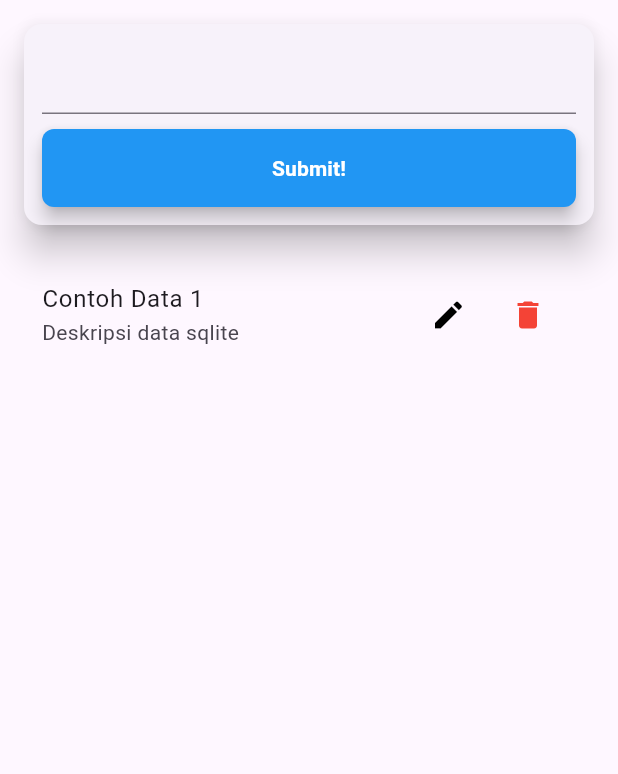
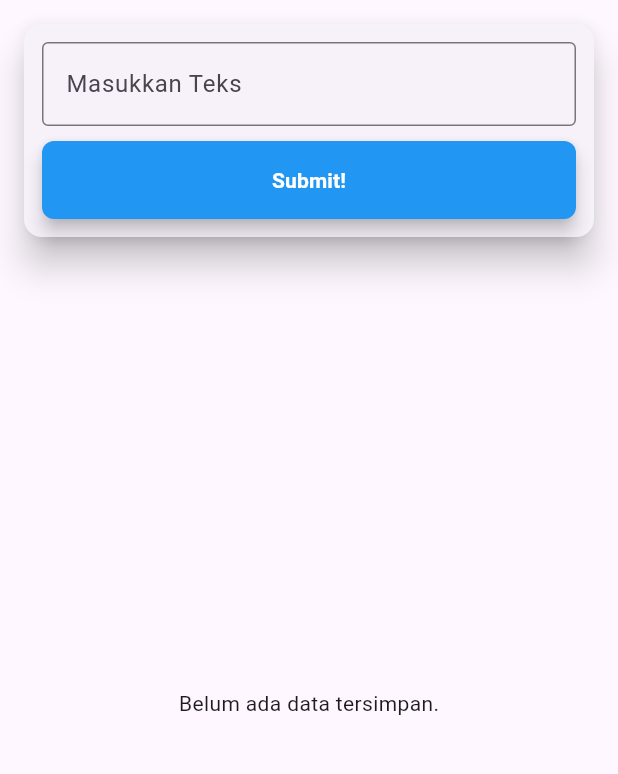
Before and after one commit to CharloLemba/simple_crud_sqlite, a Flutter app: the screen it shows after launch, after a tap on "Submit!", on a phone screen of 412 x 824 dp, the part 84-858 px from its top. Run offline on Flutter 3.47's test engine with Material 3 defaults, Android fonts, the light colour scheme and no system bars; our stand-ins replace sqflite; accounts and stored records are empty.

Commit message:
update: final touch

```diff
--- a/simple_crud_sqlite/lib/pages/simple_crud.dart
+++ b/simple_crud_sqlite/lib/pages/simple_crud.dart
@@ -1,4 +1,5 @@
 import 'package:flutter/material.dart';
+import 'package:simple_crud_sqlite/database/database_helper.dart';
 
 class SimpleCrud extends StatefulWidget {
   const SimpleCrud({super.key});
@@ -8,6 +9,90 @@ class SimpleCrud extends StatefulWidget {
 }
 
 class _SimpleCrudState extends State<SimpleCrud> {
+  final TextEditingController _controller = TextEditingController();
+
+  // Fungsi Simpan Data (Create)
+  void _saveData() async {
+    String teksInput = _controller.text.trim();
+    if (teksInput.isEmpty) return;
+
+    await DatabaseHelper.instance.insertData(Data(id: null, teks: teksInput));
+    _controller.clear();
+    FocusScope.of(context).unfocus();
+
+    // setState atau fungsi reload data dipanggil di sini nanti
+    setState(() {});
+  }
+
+  // Fungsi Hapus Data (Delete) Berdasarkan ID
+  void _deleteData(int id) async {
+    await DatabaseHelper.instance.deleteData(id);
+
+    // Refresh tampilan setelah dihapus
+    setState(() {});
+
+    ScaffoldMessenger.of(context)
+        .showSnackBar(SnackBar(content: Text("Data berhasil dihapus!")));
+  }
+
+  // Fungsi Edit / Update Data (Memunculkan Dialog Input Edit)
+  void _showEditDialog(Data itemData) {
+    // Controller khusus untuk dialog edit, diisi teks yang lama
+    TextEditingController editController = TextEditingController(
+      text: itemData.teks,
+    );
+
+    showDialog(
+      context: context,
+      builder: (context) {
+        return AlertDialog(
+          title: Text("Edit Data"),
+          content: TextField(
+            controller: editController,
+            decoration: InputDecoration(
+              labelText: "Ubah Teks",
+              border: OutlineInputBorder(),
+            ),
+          ),
+          actions: [
+            TextButton(
+              onPressed: () => Navigator.pop(context), // Batal
+              child: Text("Batal"),
+            ),
+            ElevatedButton(
+              onPressed: () async {
+                String updatedText = editController.text.trim();
+                if (updatedText.isNotEmpty) {
+                  // Jalankan fungsi update ke SQLite
+                  await DatabaseHelper.instance.updateData(
+                    Data(id: itemData.id, teks: updatedText),
+                  );
+
+                  // Tutup dialog
+                  Navigator.pop(context);
+
+                  // Refresh tampilan
+                  setState(() {});
+
+                  ScaffoldMessenger.of(context).showSnackBar(
+                    SnackBar(content: Text("Data berhasil diubah!")),
+                  );
+                }
+              },
+              child: Text("Simpan"),
+            ),
+          ],
+        );
+      },
+    );
+  }
+
+  @override
+  void dispose() {
+    _controller.dispose();
+    super.dispose();
+  }
+
   @override
   Widget build(BuildContext context) {
     return Scaffold(
@@ -20,8 +105,7 @@ class _SimpleCrudState extends State<SimpleCrud> {
         ),
         centerTitle: true,
       ),
-      body: Center(
-        child: Padding(
+      body: Padding(
         padding: const EdgeInsets.all(12.0),
         child: Column(
           children: [
@@ -31,12 +115,18 @@ class _SimpleCrudState extends State<SimpleCrud> {
                 padding: const EdgeInsets.all(12.0),
                 child: Column(
                   children: [
-                      TextField(),
+                    TextField(
+                      controller: _controller,
+                      decoration: InputDecoration(
+                        labelText: 'Masukkan Teks',
+                        border: OutlineInputBorder(),
+                      ),
+                    ),
                     SizedBox(height: 10),
                     SizedBox(
                       width: double.infinity,
                       child: ElevatedButton(
-                          onPressed: () {},
+                        onPressed: _saveData,
                         style: ElevatedButton.styleFrom(
                           backgroundColor: Colors.blue,
                           foregroundColor: Colors.white,
@@ -57,34 +147,64 @@ class _SimpleCrudState extends State<SimpleCrud> {
               ),
             ),
             SizedBox(height: 20),
+
+            // BAGIAN LIST VIEW & READ DATA DARI SQLITE
             Expanded(
-                child: ListView(
-                  children: [
-                    ListTile(
-                      title: Text("Contoh Data 1"),
-                      subtitle: Text("Deskripsi data sqlite"),
+              child: FutureBuilder<List<Data>>(
+                future: DatabaseHelper.instance
+                    .getData(), // Mengambil data dari SQLite
+                builder: (context, snapshot) {
+                  // Kalau data masih loading
+                  if (snapshot.connectionState == ConnectionState.waiting) {
+                    return Center(child: CircularProgressIndicator());
+                  }
+                  // Kalau data kosong atau belum ada
+                  if (!snapshot.hasData || snapshot.data!.isEmpty) {
+                    return Center(child: Text("Belum ada data tersimpan."));
+                  }
+
+                  final dataList = snapshot.data!;
+
+                  return ListView.builder(
+                    itemCount: dataList.length,
+                    itemBuilder: (context, index) {
+                      final item = dataList[index];
+                      return ListTile(
+                        title: Text(item.teks),
+                        subtitle: Text("ID: ${item.id}"),
                         trailing: Row(
                           mainAxisSize: MainAxisSize.min,
                           children: [
+                            // Tombol Edit
                             IconButton(
                               icon: Icon(Icons.edit, color: Colors.black),
-                            onPressed: () {},
+                              onPressed: () {
+                                // Panggil dialog edit dengan membawa data item saat ini
+                                _showEditDialog(item);
+                              },
                             ),
                             SizedBox(width: 5),
+                            // Tombol Delete
                             IconButton(
                               icon: Icon(Icons.delete, color: Colors.red),
-                            onPressed: () {},
+                              onPressed: () {
+                                // Panggil fungsi hapus berdasarkan ID item
+                                if (item.id != null) {
+                                  _deleteData(item.id!);
+                                }
+                              },
                             ),
                           ],
+                        ),
+                      );
+                    },
+                  );
+                },
               ),
             ),
           ],
         ),
       ),
-            ],
-          ),
-        ),
-      ),
     );
   }
 }
```
Lines whose indentation alone changed are shown as unchanged.
